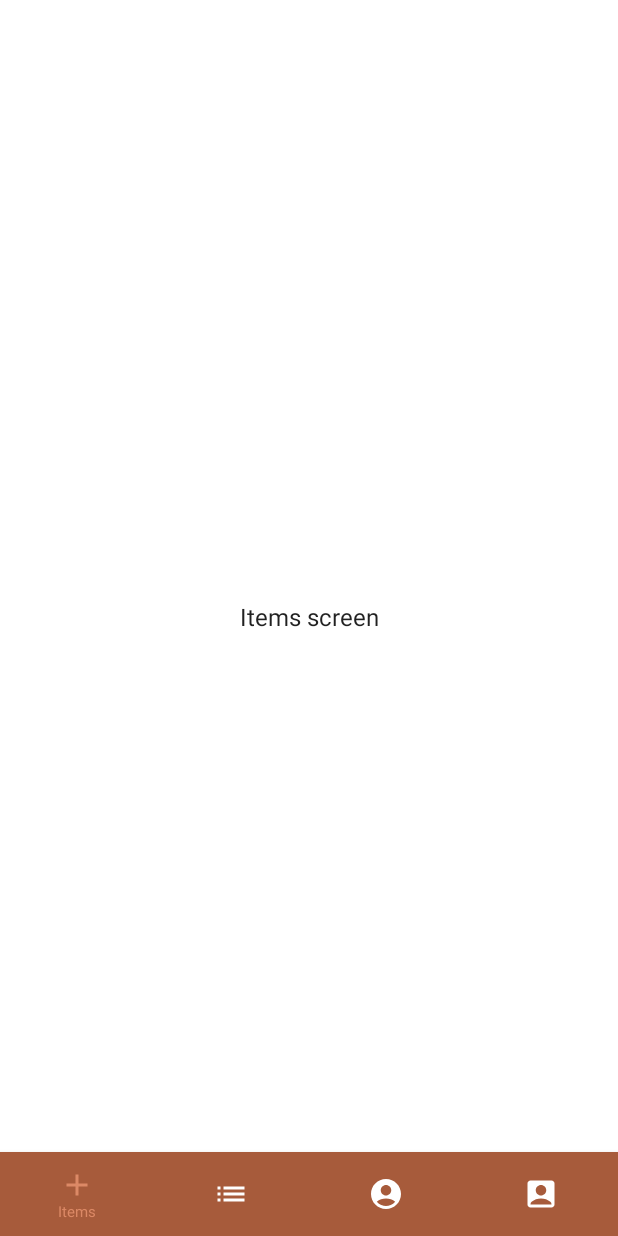
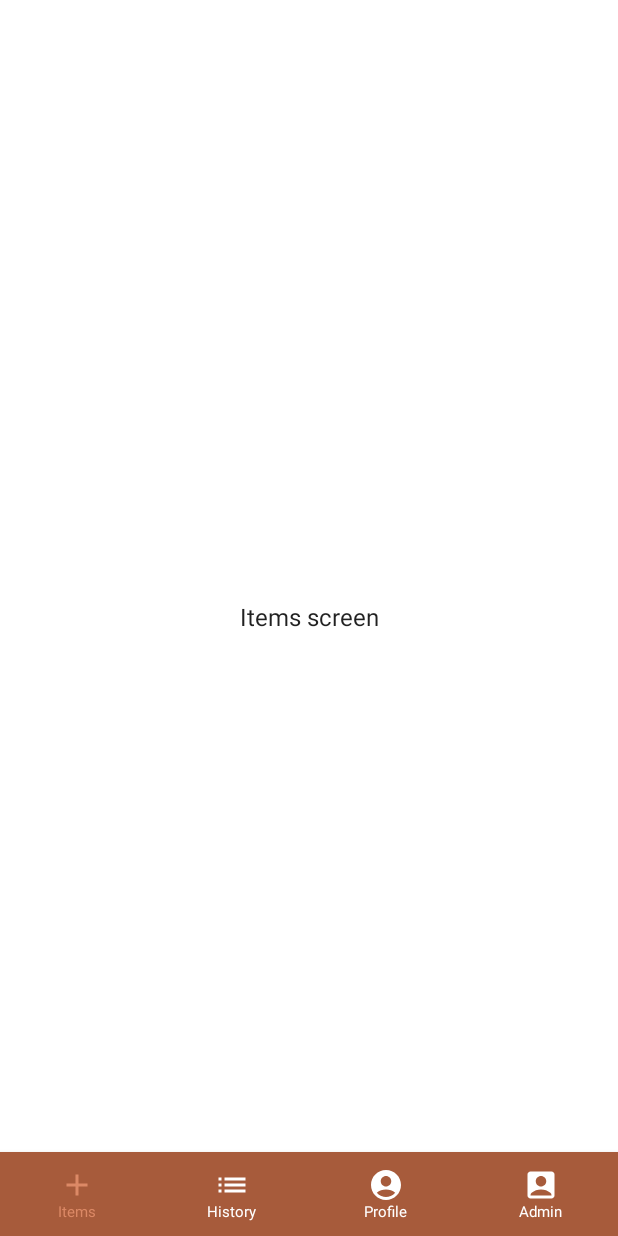
Before and after one commit to Morphclue/code-camp-2, an Android app built with Jetpack Compose: the composable ButtonNavigationView shown on its own in the app's theme, on a phone screen of 412 x 824 dp. Run offline under Robolectric (Android 15) with nearby library versions, the phone set to English and light mode, and no system bars; our stand-ins replace accompanist.

Commit message:
feat: changed navbar so that text of icons is always shown

```diff
--- a/app/src/main/java/org/feature/fox/coffee_counter/ui/BottomNavBar.kt
+++ b/app/src/main/java/org/feature/fox/coffee_counter/ui/BottomNavBar.kt
@@ -100,7 +100,7 @@ fun BottomNavBar(
                 onClick = { onItemClick(item) },
                 selectedContentColor = CrayolaCopper,
                 unselectedContentColor = Color.White,
-                icon = { NavBarIcon(selected, item) }
+                icon = { NavBarIcon(item) }
             )
         }
     }
@@ -108,7 +108,6 @@ fun BottomNavBar(
 
 @Composable
 fun NavBarIcon(
-    selected: Boolean,
     item: BottomNavItem
 ) {
     Column(horizontalAlignment = Alignment.CenterHorizontally) {
@@ -116,12 +115,10 @@ fun NavBarIcon(
             imageVector = item.icon,
             contentDescription = item.name
         )
-        if(selected) {
-            Text(
-                text = item.name,
-                textAlign = TextAlign.Center,
-                fontSize = 10.sp
-            )
-        }
+        Text(
+            text = item.name,
+            textAlign = TextAlign.Center,
+            fontSize = 10.sp
+        )
     }
 }
```
